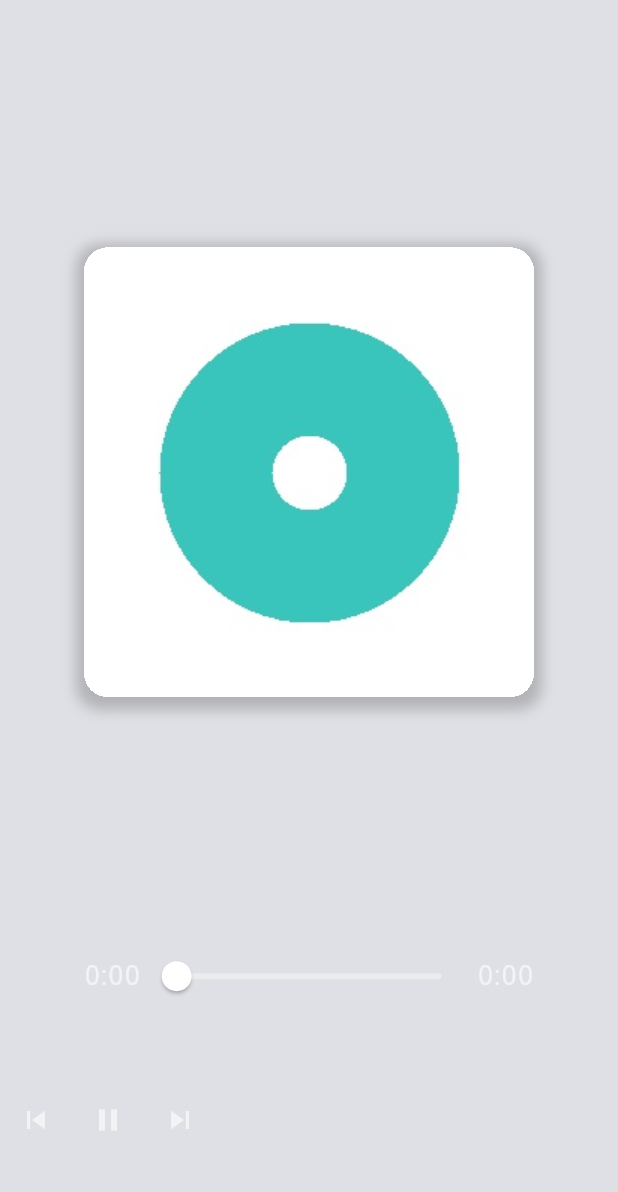
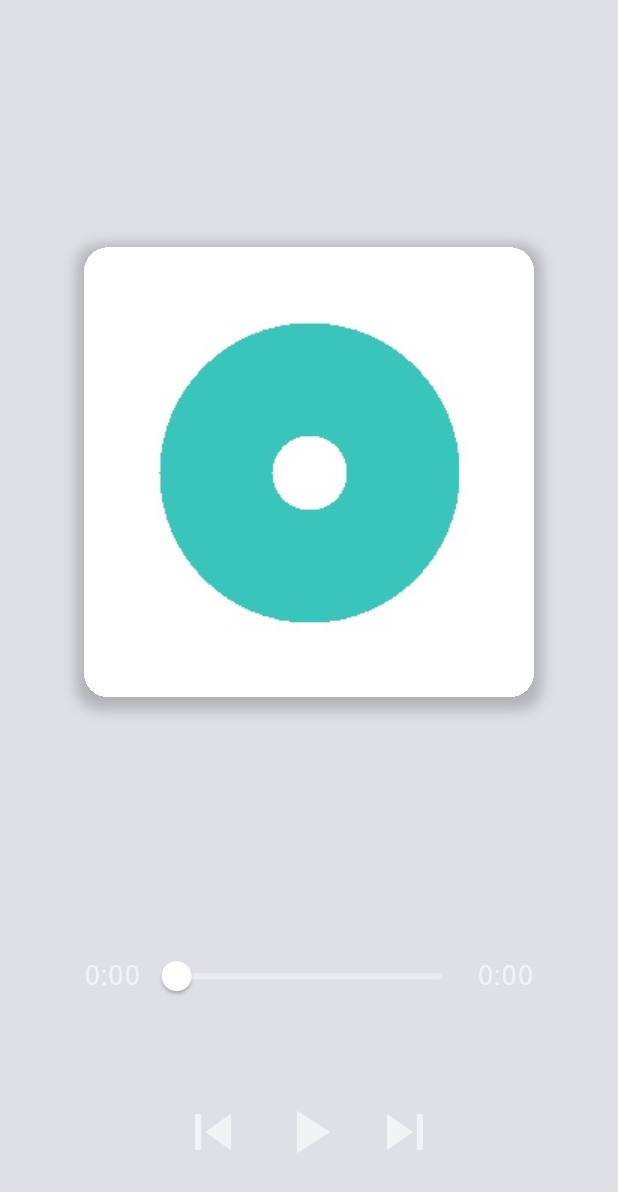
Before and after one commit to xiaocaoooo/Musiku, a Flutter app: the PlayerPage screen opened by its route, on a phone screen of 412 x 824 dp. Shown: the top 1192 px of the screen. Run offline on Flutter 3.47's test engine with Material 2 defaults, Android fonts, the phone set to English and light mode, and no system bars; our stand-ins replace audio_service, just_audio, palette_generator, permission_handler, shared_preferences; missing offline and left inert: dart:ffi, flutter_ffmpeg; accounts and stored records are empty; network calls fail; statements that could not run were skipped.

Commit message:
[fix] Fix Player Page Button Style

```diff
--- a/lib/pages/player.dart
+++ b/lib/pages/player.dart
@@ -68,7 +68,7 @@ class _PlayerPageState extends State<PlayerPage> {
     setState(() {});
   }
 
-  Future<void> refresh({bool auto=false}) async {
+  Future<void> refresh({bool auto = false}) async {
     if (path != Global.playlist[Global.playingIndex]) {
       path = Global.playlist[Global.playingIndex];
       initData();
@@ -188,18 +188,22 @@ class _PlayerPageState extends State<PlayerPage> {
                                 width: 300,
                                 child: Row(
                                   children: [
-                                    Text((position~/60).toString(),
+                                    Text((position ~/ 60).toString(),
                                         style: TextStyle(
                                           fontSize: 18,
                                           color: Colors.white.withOpacity(0.6),
                                           fontFamily: "monospace",
                                         )),
-                                    Text(":", style: TextStyle(
+                                    Text(":",
+                                        style: TextStyle(
                                           fontSize: 18,
                                           color: Colors.white.withOpacity(0.6),
                                         )),
                                     Text(
-                                      (position%60).toInt().toString().padLeft(2, "0"),
+                                      (position % 60)
+                                          .toInt()
+                                          .toString()
+                                          .padLeft(2, "0"),
                                       style: TextStyle(
                                         fontSize: 18,
                                         color: Colors.white.withOpacity(0.6),
@@ -233,18 +237,22 @@ class _PlayerPageState extends State<PlayerPage> {
                                             });
                                           }),
                                     ),
-                                    Text((duration~/60).toString(),
+                                    Text((duration ~/ 60).toString(),
                                         style: TextStyle(
                                           fontSize: 18,
                                           color: Colors.white.withOpacity(0.6),
                                           fontFamily: "monospace",
                                         )),
-                                    Text(":", style: TextStyle(
+                                    Text(":",
+                                        style: TextStyle(
                                           fontSize: 18,
                                           color: Colors.white.withOpacity(0.6),
                                         )),
                                     Text(
-                                      (duration%60).toInt().toString().padLeft(2, "0"),
+                                      (duration % 60)
+                                          .toInt()
+                                          .toString()
+                                          .padLeft(2, "0"),
                                       style: TextStyle(
                                         fontSize: 18,
                                         color: Colors.white.withOpacity(0.6),
@@ -257,10 +265,13 @@ class _PlayerPageState extends State<PlayerPage> {
                       Container(
                           padding: const EdgeInsets.only(top: 48),
                           child: Row(
+                              mainAxisAlignment: MainAxisAlignment.center,
+                              crossAxisAlignment: CrossAxisAlignment.center,
                               children: [
                                 IconButton(
                                   icon: Icon(Icons.skip_previous,
-                                    color: Colors.white.withOpacity(0.6)),
+                                      color: Colors.white.withOpacity(0.6),
+                                      size: 48),
                                   onPressed: () {
                                     Global.player.previous();
                                     refresh();
@@ -268,8 +279,12 @@ class _PlayerPageState extends State<PlayerPage> {
                                   },
                                 ),
                                 IconButton(
-                                icon: Icon(Global.player.player.playing?Icons.play_arrow:Icons.pause,
-                                    color: Colors.white.withOpacity(0.6)),
+                                  icon: Icon(
+                                      Global.player.player.playing
+                                          ? Icons.pause
+                                          : Icons.play_arrow,
+                                      color: Colors.white.withOpacity(0.6),
+                                      size: 48),
                                   onPressed: () {
                                     if (Global.player.player.playing) {
                                       Global.player.player.pause();
@@ -282,16 +297,15 @@ class _PlayerPageState extends State<PlayerPage> {
                                 ),
                                 IconButton(
                                   icon: Icon(Icons.skip_next,
-                                    color: Colors.white.withOpacity(0.6)),
+                                      color: Colors.white.withOpacity(0.6),
+                                      size: 48),
                                   onPressed: () {
                                     Global.player.next();
                                     refresh();
                                     setState(() {});
                                   },
                                 )
-                            ]
-                          )
-                      )
+                              ]))
                     ],
                   ));
             },
```
Lines whose indentation alone changed are shown as unchanged.
